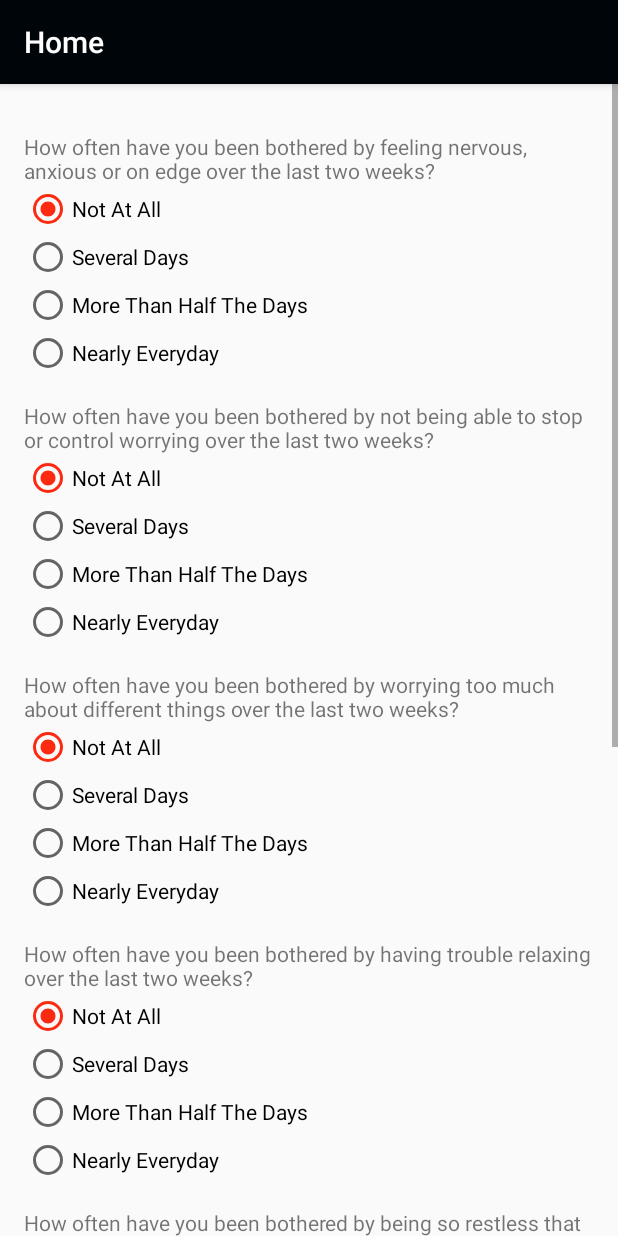
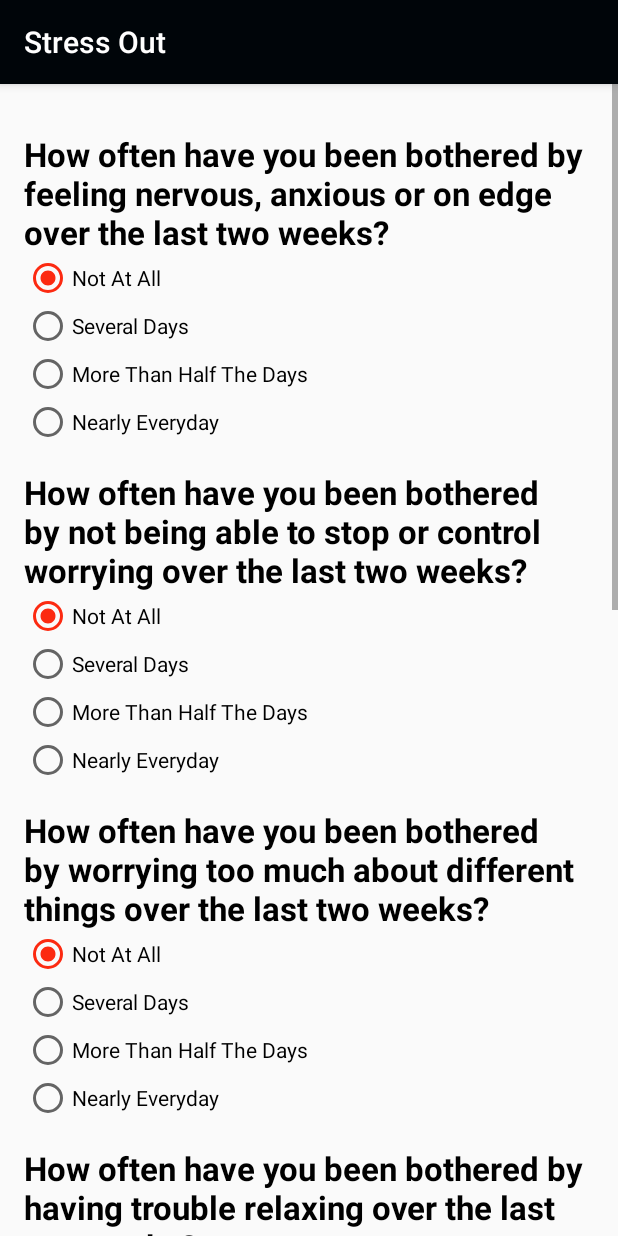
Before and after one commit to famishedrover/hackui, an Android app: the Depression_TestActivity screen opened directly, with no data from a screen before it, on a phone screen of 412 x 824 dp. Run offline under Robolectric (Android 15) with nearby library versions, the phone set to English and light mode, and no system bars; network calls fail.

Commit message:
FINAL Commit

```diff
--- a/app/src/main/res/layout/activity_depression__test.xml
+++ b/app/src/main/res/layout/activity_depression__test.xml
@@ -19,6 +19,9 @@
         android:layout_height="wrap_content"
         android:id="@+id/dep_text1"
         android:paddingTop="16dp"
+        android:textColor="#000000"
+        android:textSize="22sp"
+        android:textStyle="bold"
         android:text="How often have you been bothered by feeling nervous, anxious or on edge over the last two weeks?"/>
     <RadioGroup
         android:layout_width="match_parent"
@@ -51,6 +54,9 @@
         android:layout_height="wrap_content"
         android:id="@+id/dep_text2"
         android:paddingTop="16dp"
+        android:textColor="#000000"
+        android:textSize="22sp"
+        android:textStyle="bold"
         android:text="How often have you been bothered by not being able to stop or control worrying over the last two weeks?"/>
     <RadioGroup
         android:layout_width="match_parent"
@@ -83,6 +89,9 @@
         android:layout_height="wrap_content"
         android:id="@+id/dep_text3"
         android:paddingTop="16dp"
+        android:textColor="#000000"
+        android:textSize="22sp"
+        android:textStyle="bold"
         android:text="How often have you been bothered by worrying too much about different things over the last two weeks?"/>
     <RadioGroup
         android:layout_width="match_parent"
@@ -115,6 +124,9 @@
         android:layout_height="wrap_content"
         android:id="@+id/dep_text4"
         android:paddingTop="16dp"
+        android:textColor="#000000"
+        android:textSize="22sp"
+        android:textStyle="bold"
         android:text="How often have you been bothered by having trouble relaxing over the last two weeks?"/>
     <RadioGroup
         android:layout_width="match_parent"
@@ -147,6 +159,9 @@
         android:layout_height="wrap_content"
         android:id="@+id/dep_text5"
         android:paddingTop="16dp"
+        android:textColor="#000000"
+        android:textSize="22sp"
+        android:textStyle="bold"
         android:text="How often have you been bothered by being so restless that it is hard to sit still over the last two weeks?"/>
     <RadioGroup
         android:layout_width="match_parent"
@@ -179,6 +194,9 @@
         android:layout_height="wrap_content"
         android:id="@+id/dep_text6"
         android:paddingTop="16dp"
+        android:textColor="#000000"
+        android:textSize="22sp"
+        android:textStyle="bold"
         android:text="How often have you been bothered by becoming easily annoyed or irritable over the last two weeks?"/>
     <RadioGroup
         android:layout_width="match_parent"
@@ -211,6 +229,9 @@
         android:layout_height="wrap_content"
         android:id="@+id/dep_text7"
         android:paddingTop="16dp"
+        android:textColor="#000000"
+        android:textSize="22sp"
+        android:textStyle="bold"
         android:text="How often have you been bothered by feeling afraid as if something awful might happen over the last two weeks?"/>
     <RadioGroup
         android:layout_width="match_parent"
--- a/app/src/main/res/layout/content_main.xml
+++ b/app/src/main/res/layout/content_main.xml
@@ -39,6 +39,7 @@
                     android:layout_width="0dp"
 
                     android:layout_height="wrap_content"
+                    android:id="@+id/per_textview"
                     android:text="40%"
 
                     android:layout_gravity="right"
--- a/app/src/main/res/values/strings.xml
+++ b/app/src/main/res/values/strings.xml
@@ -1,5 +1,5 @@
 <resources>
-    <string name="app_name">Home</string>
+    <string name="app_name">Stress Out</string>
 
     <string name="navigation_drawer_open">Open navigation drawer</string>
     <string name="navigation_drawer_close">Close navigation drawer</string>
```
Also changed, not shown: app/src/main/res/layout/activity_improvement.xml (+12 -0 lines), app/src/main/res/layout/schedule_test.xml (+13 -1 lines).
